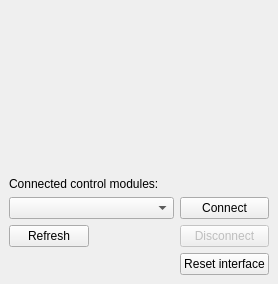
Old version of the form ui/boardcontrol.ui in the repository MullerGroup/WAND_GUI.
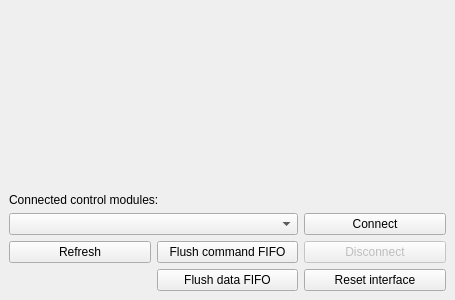
New version of the form. Icons and pictures are not drawn.

Commit message: added FIFO flush buttons. Added some timing information for debugging. Other changes for FTDI interface

```diff
--- a/ui/boardcontrol.ui
+++ b/ui/boardcontrol.ui
@@ -6,8 +6,8 @@
    <rect>
     <x>0</x>
     <y>0</y>
-    <width>278</width>
-    <height>284</height>
+    <width>455</width>
+    <height>300</height>
    </rect>
   </property>
   <property name="windowTitle">
@@ -15,48 +15,7 @@
   </property>
   <widget class="QWidget" name="dockWidgetContents">
    <layout class="QGridLayout" name="gridLayout">
-    <item row="5" column="3">
-     <widget class="QPushButton" name="disconnBtn">
-      <property name="enabled">
-       <bool>false</bool>
-      </property>
-      <property name="text">
-       <string>Disconnect</string>
-      </property>
-     </widget>
-    </item>
-    <item row="4" column="1" colspan="2">
-     <widget class="QComboBox" name="selectBox"/>
-    </item>
-    <item row="4" column="3">
-     <widget class="QPushButton" name="connectBtn">
-      <property name="text">
-       <string>Connect</string>
-      </property>
-     </widget>
-    </item>
-    <item row="5" column="1">
-     <widget class="QPushButton" name="refreshBtn">
-      <property name="text">
-       <string>Refresh</string>
-      </property>
-     </widget>
-    </item>
-    <item row="6" column="3">
-     <widget class="QPushButton" name="resetBtn">
-      <property name="text">
-       <string>Reset interface</string>
-      </property>
-     </widget>
-    </item>
-    <item row="2" column="1" colspan="2">
-     <widget class="QLabel" name="label">
-      <property name="text">
-       <string>Connected control modules:</string>
-      </property>
-     </widget>
-    </item>
-    <item row="0" column="1" colspan="3">
+    <item row="0" column="0">
      <widget class="QLabel" name="label_2">
       <property name="text">
        <string/>
@@ -66,7 +25,7 @@
       </property>
      </widget>
     </item>
-    <item row="1" column="1">
+    <item row="1" column="0">
      <spacer name="verticalSpacer">
       <property name="orientation">
        <enum>Qt::Vertical</enum>
@@ -79,6 +38,61 @@
       </property>
      </spacer>
     </item>
+    <item row="2" column="0" colspan="2">
+     <widget class="QLabel" name="label">
+      <property name="text">
+       <string>Connected control modules:</string>
+      </property>
+     </widget>
+    </item>
+    <item row="3" column="0" colspan="2">
+     <widget class="QComboBox" name="selectBox"/>
+    </item>
+    <item row="3" column="2">
+     <widget class="QPushButton" name="connectBtn">
+      <property name="text">
+       <string>Connect</string>
+      </property>
+     </widget>
+    </item>
+    <item row="4" column="0">
+     <widget class="QPushButton" name="refreshBtn">
+      <property name="text">
+       <string>Refresh</string>
+      </property>
+     </widget>
+    </item>
+    <item row="4" column="1">
+     <widget class="QPushButton" name="flushCommandBtn">
+      <property name="text">
+       <string>Flush command FIFO</string>
+      </property>
+     </widget>
+    </item>
+    <item row="4" column="2">
+     <widget class="QPushButton" name="disconnBtn">
+      <property name="enabled">
+       <bool>false</bool>
+      </property>
+      <property name="text">
+       <string>Disconnect</string>
+      </property>
+     </widget>
+    </item>
+    <item row="5" column="1">
+     <widget class="QPushButton" name="flushDataBtn">
+      <property name="text">
+       <string>Flush data FIFO</string>
+      </property>
+     </widget>
+    </item>
+    <item row="5" column="2">
+     <widget class="QPushButton" name="resetBtn">
+      <property name="text">
+       <string>Reset interface</string>
+      </property>
+     </widget>
+    </item>
    </layout>
   </widget>
  </widget>
```
The commit also changes 6 other files.
